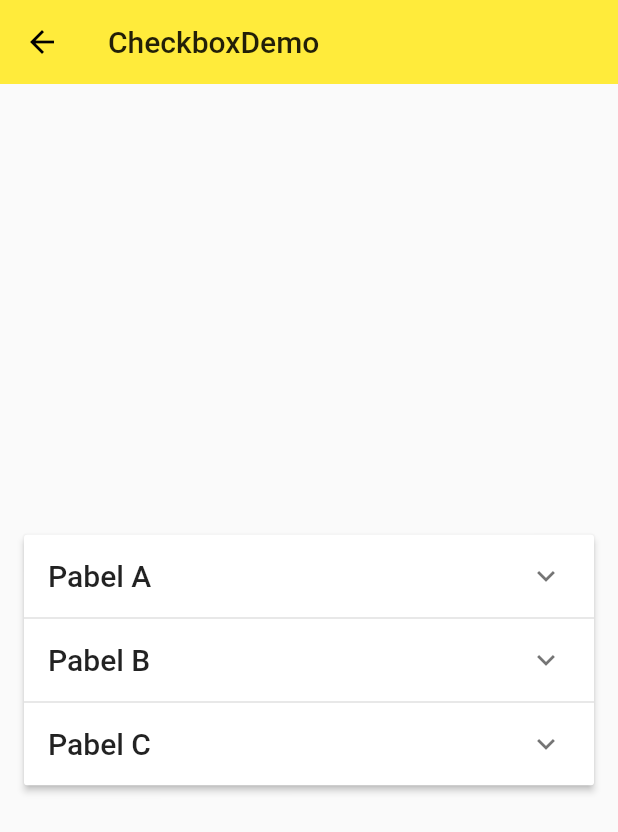
After one commit to CoolestLee707/myFlutter, a Flutter app: the ExpansionPanelDemo screen opened directly, on a phone screen of 412 x 824 dp. The commit adds this screen. Shown: the top 832 px of the screen. Run offline on Flutter 3.47's test engine with Material 2 defaults, Android fonts, the phone set to English and light mode, and no system bars.

Commit message:
对话框

```diff
--- /dev/null
+++ b/lib/demo/expansion_panel_demo.dart
@@ -0,0 +1,155 @@
+import 'package:flutter/material.dart';
+
+
+//相当于模型了
+class ExpansionPaneItem {
+  final String headerText;
+  final Widget body;
+  bool isExpanded;
+
+  //构造函数
+  ExpansionPaneItem({
+    this.headerText,
+    this.body,
+    this.isExpanded,
+  });
+}
+
+class ExpansionPanelDemo extends StatefulWidget {
+  @override
+  _ExpansionPanelDemoState createState() => _ExpansionPanelDemoState();
+}
+
+class _ExpansionPanelDemoState extends State<ExpansionPanelDemo> {
+  // bool _isExpanded = false;
+
+// 装模型的数组
+  List<ExpansionPaneItem> _expansionPanelItems;
+
+// 初始化方法
+  @override
+  void initState() {
+    super.initState();
+    _expansionPanelItems = <ExpansionPaneItem>[
+
+      ExpansionPaneItem(
+        headerText: 'Pabel A',
+        body: Container(
+          padding: EdgeInsets.all(16.0),
+          width: double.infinity,
+          child: Text('Content for Panel A'),
+        ),
+        isExpanded: false,
+      ),
+
+      ExpansionPaneItem(
+        headerText: 'Pabel B',
+        body: Container(
+          padding: EdgeInsets.all(16.0),
+          width: double.infinity,
+          child: Text('Content for Panel B'),
+        ),
+        isExpanded: false,
+      ),
+
+      ExpansionPaneItem(
+        headerText: 'Pabel C',
+        body: Container(
+          padding: EdgeInsets.all(16.0),
+          width: double.infinity,
+          child: Text('Content for Panel C'),
+        ),
+        isExpanded: false,
+      ),
+
+    ];
+  }
+
+  @override
+  Widget build(BuildContext context) {
+    return Scaffold(
+      appBar: AppBar(
+        title: Text("CheckboxDemo"),
+        elevation: 0.0,
+      ),
+      body: Container(
+        padding: EdgeInsets.all(16.0),
+        child: Column(
+          mainAxisAlignment: MainAxisAlignment.center,
+          children: <Widget>[
+
+            ExpansionPanelList(
+              //点击箭头会触发的方法
+              expansionCallback: (int panelIndex, bool ixExpanded) {
+                setState(() {
+                  // 保存好状态刷新
+                  // _isExpanded = !ixExpanded;
+                  _expansionPanelItems[panelIndex].isExpanded = !ixExpanded;
+                });
+              },
+
+              // 列表通过循环_expansionPanelItems数组来创建
+              children: _expansionPanelItems.map(
+                (ExpansionPaneItem item) {
+                  return ExpansionPanel(
+                    isExpanded: item.isExpanded,
+                    body: item.body,
+                    headerBuilder: (BuildContext context, bool isExpanded) {
+                      return Container(
+                        padding: EdgeInsets.all(16.0),
+                        child: Text(
+                          item.headerText,
+                          textAlign: TextAlign.start,
+                          style: Theme.of(context).textTheme.title,
+                        ),
+                      );
+                    },
+                  );
+                }
+              ).toList(),
+            ),
+          ],
+        ),
+      ),
+    );
+  }
+}
+
+
+
+
+
+
+  //  ExpansionPanel(
+  //                 //收缩时只展示的
+  //                 headerBuilder: (BuildContext context, bool isExpanded) {
+  //                   if (isExpanded) {
+  //                     return Container(
+  //                       padding: EdgeInsets.all(16.0),
+  //                       child: Text(
+  //                         'Panel A 展开',
+  //                         textAlign: TextAlign.start,
+  //                         style: Theme.of(context).textTheme.title,
+  //                       ),
+  //                     );
+  //                   } else {
+  //                     return Container(
+  //                       padding: EdgeInsets.all(16.0),
+  //                       child: Text(
+  //                         'Panel A 收起',
+  //                         textAlign: TextAlign.start,
+  //                         style: Theme.of(context).textTheme.title,
+  //                       ),
+  //                     );
+  //                   }
+  //                 },
+
+  //                 //body展开的内容
+  //                 body: Container(
+  //                   padding: EdgeInsets.all(16.0),
+  //                   width: double.infinity,
+  //                   child: Text('Content for Panel A'),
+  //                 ),
+
+  //                 isExpanded: _isExpanded,
+  //               ),
```
Also changed, not shown: lib/demo/alert_dialog_demo.dart (added, +85 -0 lines), lib/demo/bottom_sheet_demo.dart (added, +114 -0 lines), lib/demo/material_components.dart (+30 -4 lines), lib/demo/simple_dialog_demo.dart (added, +105 -0 lines), lib/demo/snack_bar_demo.dart (added, +58 -0 lines).
